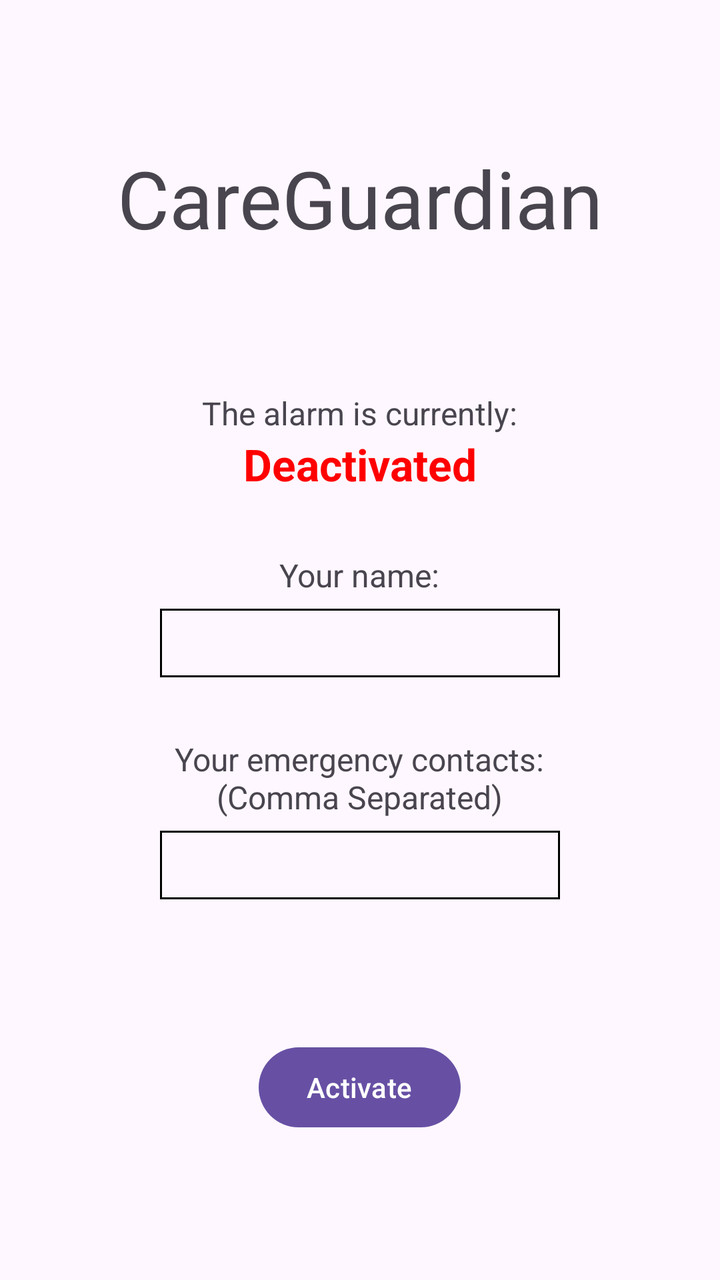
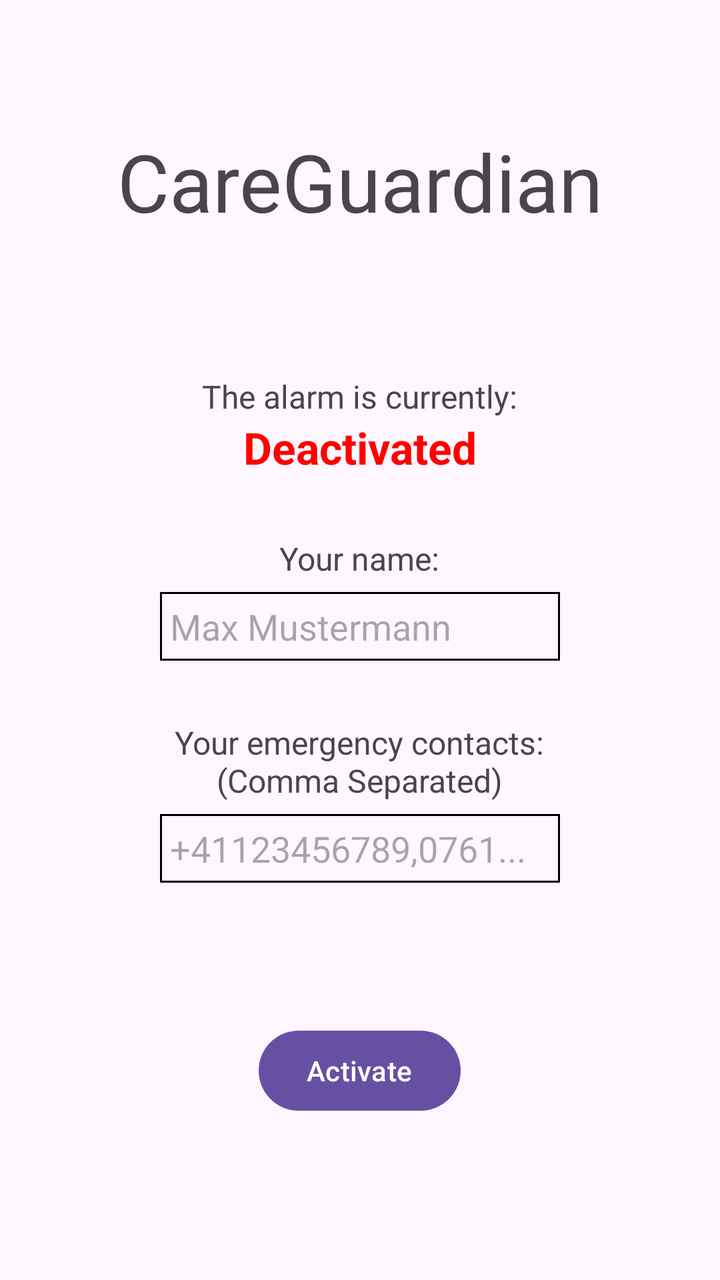

Before-and-after screenshots of an Android layout around one commit, followed by the original layout XML and the change that was made.
<!-- AndroidManifest.xml: application theme Theme.CareGuardian -->
<!-- res/layout/activity_main.xml -->
<?xml version="1.0" encoding="utf-8"?>
<LinearLayout
    xmlns:android="http://schemas.android.com/apk/res/android"
    android:layout_width="match_parent"
    android:layout_height="match_parent"
    android:orientation="vertical"
    android:gravity="center">

    <TextView
        android:layout_width="wrap_content"
        android:layout_height="wrap_content"
        android:text="CareGuardian"
        android:textSize="40dp"
        android:layout_marginBottom="70dp"
        />

    <TextView
        android:layout_width="wrap_content"
        android:layout_height="wrap_content"
        android:text="The alarm is currently:"
        android:textSize="16dp"
        />
    <TextView
        android:id="@+id/status"
        android:layout_width="wrap_content"
        android:layout_height="wrap_content"
        android:text="Deactivated"
        android:textStyle="bold"
        android:textColor="#FF0000"
        android:textSize="22dp"
        android:layout_marginBottom="30dp"
        />

    <TextView
        android:layout_width="wrap_content"
        android:layout_height="wrap_content"
        android:text="Your name:"
        android:textSize="16dp"
        />
    <EditText
        android:id="@+id/inputName"
        android:layout_width="200dp"
        android:layout_height="wrap_content"
        android:layout_marginBottom="30dp"
        android:layout_marginTop="6dp"
        android:background="@drawable/edittext"
        />

    <TextView
        android:layout_width="wrap_content"
        android:layout_height="wrap_content"
        android:textAlignment="center"
        android:text="Your emergency contacts:\n(Comma Separated)"
        android:textSize="16dp"
        />
    <EditText
        android:id="@+id/inputContacts"
        android:layout_width="200dp"
        android:layout_height="wrap_content"
        android:layout_marginBottom="70dp"
        android:layout_marginTop="6dp"
        android:background="@drawable/edittext"
        />

    <Button
        android:id="@+id/alarmToggler"
        android:layout_width="wrap_content"
        android:layout_height="wrap_content"
        android:text="Activate" />

</LinearLayout>
<!-- resources referenced by this layout -->
<resources>
  <!-- drawable edittext (drawable) -->
  <shape xmlns:android="http://schemas.android.com/apk/res/android"
      android:shape="rectangle">
      <stroke
          android:width="1dp"
          android:color="#000000"
      />
      <padding
          android:left="5dp"
          android:right="5dp"
          android:top="5dp"
          android:bottom="5dp"
          />
  </shape>
  <style name="Theme.CareGuardian" parent="Base.Theme.CareGuardian" />
  <style name="Base.Theme.CareGuardian" parent="Theme.Material3.DayNight.NoActionBar">
          
          
      </style>
</resources>

<!-- the commit's change to res/layout/activity_main.xml (unified diff, before → after) -->
@@ -44,6 +44,7 @@
         android:layout_marginBottom="30dp"
         android:layout_marginTop="6dp"
         android:background="@drawable/edittext"
+        android:hint="Max Mustermann"
         />
 
     <TextView
@@ -60,6 +61,7 @@
         android:layout_marginBottom="70dp"
         android:layout_marginTop="6dp"
         android:background="@drawable/edittext"
+        android:hint="+41123456789,0761..."
         />
 
     <Button
@@ -67,5 +69,11 @@
         android:layout_width="wrap_content"
         android:layout_height="wrap_content"
         android:text="Activate" />
+    <TextView
+        android:id="@+id/inputHint"
+        android:layout_width="wrap_content"
+        android:layout_height="wrap_content"
+        android:textStyle="italic"
+        android:textSize="12dp" />
 
 </LinearLayout>
